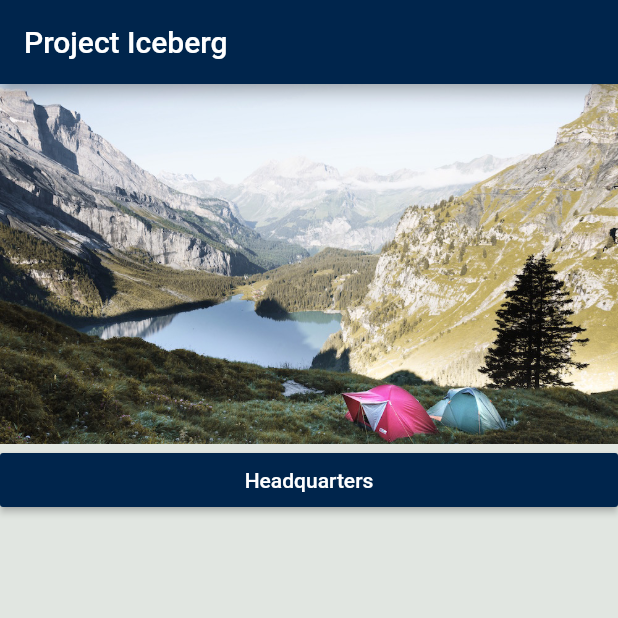
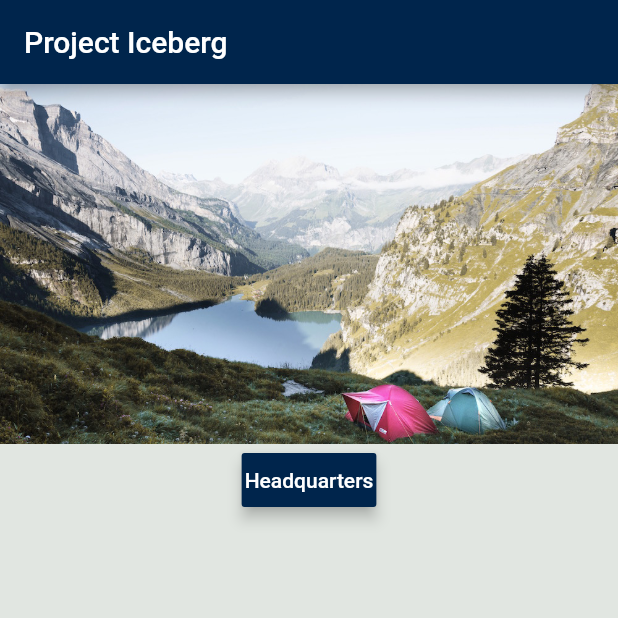
Before and after one commit to manl400/Flutter-Sandbox, a Flutter app: the screen it shows after launch, on a phone screen of 412 x 824 dp, the top half of it. Run offline on Flutter 3.47's test engine with Material 2 defaults, Android fonts, the phone set to English and light mode, and no system bars; our stand-ins replace share.

Commit message:
Setup Theme. Created standalone ImageHeaderWidget.

```diff
--- a/flutter_sandbox/lib/main.dart
+++ b/flutter_sandbox/lib/main.dart
@@ -1,19 +1,19 @@
 import 'package:flutter/material.dart';
 import 'screens/HomePage/index.dart';
+import 'util/theme.dart' as Theme;
 
 void main() {
   runApp(MyApp());
 }
 
 // Colors
-// Color.fromRGBO(0, 37, 76, 1.0) >= Blue
 // Color.fromRGBO(122, 132, 135, 1.0) = Silver
-// Color.fromRGBO(235, 0, 36, 1.0) = Red
 class MyApp extends StatelessWidget {
   @override
   Widget build(BuildContext context) {
     return MaterialApp(
       title: 'Flutter Sandbox',
+      theme: Theme.mainTheme,
       home: new HomePage(),
     );
   }
--- a/flutter_sandbox/lib/screens/HomePage/index.dart
+++ b/flutter_sandbox/lib/screens/HomePage/index.dart
@@ -1,6 +1,7 @@
 import 'package:flutter/material.dart';
 import '../../widgets/appBar/index.dart';
 import '../../widgets/raisedButton/index.dart';
+import '../../widgets/imageHeader/index.dart';
 
 class HomePage extends StatelessWidget{
   @override
@@ -9,15 +10,15 @@ class HomePage extends StatelessWidget{
       appBar: AppBarWidget(),
       body: ListView(
         children: [
-          Image.asset(
-            'images/lake.jpg',
-            height: 240.0,
-            fit: BoxFit.cover,
-          ),
-          RaisedButtonWidget(),
+          ImageHeaderWidget(
+            imagePath: 'images/lake.jpg',
+            ),
+          Center(
+            child: RaisedButtonWidget(),
+          )
         ],
       ),
-      backgroundColor: Color.fromRGBO(225, 230, 225, 1.0),
+      backgroundColor: Theme.of(context).backgroundColor,
     );
   }
 }
--- a/flutter_sandbox/lib/screens/ItemDetailPage/widget/callButton/index.dart
+++ b/flutter_sandbox/lib/screens/ItemDetailPage/widget/callButton/index.dart
@@ -15,7 +15,7 @@ class _CallWidgetState extends State<CallWidget> {
         children: [
           IconButton(
               icon: Icon(Icons.call),
-              color: Color.fromRGBO(0, 37, 76, 1.0),
+              color: Theme.of(context).primaryColor,
               onPressed: () => UrlLauncher.launch(_telephoneNumber)
             ),
           Container(
@@ -25,7 +25,7 @@ class _CallWidgetState extends State<CallWidget> {
               style: TextStyle(
                 fontSize: 12.0,
                 fontWeight: FontWeight.w400,
-                color: Color.fromRGBO(0, 37, 76, 1.0),
+                color: Theme.of(context).primaryColor,
               ),
             ),
           ),
--- a/flutter_sandbox/lib/screens/ItemDetailPage/widget/favoriteButton/index.dart
+++ b/flutter_sandbox/lib/screens/ItemDetailPage/widget/favoriteButton/index.dart
@@ -31,7 +31,7 @@ class _FavoriteWidgetState extends State<FavoriteWidget> {
             icon: (_isFavorited
                 ? Icon(Icons.star)
                 : Icon(Icons.star_border)),
-            color: Colors.red[500],
+            color: Theme.of(context).accentColor,
             onPressed: _toggleFavorite,
           ),
         ),
--- a/flutter_sandbox/lib/screens/ItemDetailPage/widget/routeButton/index.dart
+++ b/flutter_sandbox/lib/screens/ItemDetailPage/widget/routeButton/index.dart
@@ -15,7 +15,7 @@ class _RouteWidgetState extends State<RouteWidget> {
         children: [
           IconButton(
               icon: Icon(Icons.near_me),
-              color: Color.fromRGBO(0, 37, 76, 1.0),
+              color: Theme.of(context).primaryColor,
               onPressed: () => UrlLauncher.launch(_address)
             ),
           Container(
@@ -25,7 +25,7 @@ class _RouteWidgetState extends State<RouteWidget> {
               style: TextStyle(
                 fontSize: 12.0,
                 fontWeight: FontWeight.w400,
-                color: Color.fromRGBO(0, 37, 76, 1.0),
+                color: Theme.of(context).primaryColor,
               ),
             ),
           ),
--- a/flutter_sandbox/lib/screens/ItemDetailPage/widget/shareButton/index.dart
+++ b/flutter_sandbox/lib/screens/ItemDetailPage/widget/shareButton/index.dart
@@ -20,7 +20,7 @@ class _ShareWidgetState extends State<ShareWidget> {
         children: [
           IconButton(
               icon: Icon(Icons.share),
-              color: Color.fromRGBO(0, 37, 76, 1.0),
+              color: Theme.of(context).primaryColor,
               onPressed: () => Share.share(_shareMessage)
             ),
           Container(
@@ -30,7 +30,7 @@ class _ShareWidgetState extends State<ShareWidget> {
               style: TextStyle(
                 fontSize: 12.0,
                 fontWeight: FontWeight.w400,
-                color: Color.fromRGBO(0, 37, 76, 1.0),
+                color: Theme.of(context).primaryColor,
               ),
             ),
           ),
--- /dev/null
+++ b/flutter_sandbox/lib/util/theme.dart
@@ -0,0 +1,7 @@
+import 'package:flutter/material.dart';
+
+final ThemeData mainTheme = new ThemeData(
+  primaryColor: Color.fromRGBO(0, 37, 76, 1.0), //Blue
+  accentColor: Color.fromRGBO(235, 0, 36, 1.0), //Red
+  backgroundColor: Color.fromRGBO(225, 230, 225, 1.0), //LightGrey
+);
--- a/flutter_sandbox/lib/widgets/appBar/index.dart
+++ b/flutter_sandbox/lib/widgets/appBar/index.dart
@@ -4,7 +4,7 @@ class AppBarWidget extends StatelessWidget implements PreferredSizeWidget{
   Widget build(BuildContext context) {
     return new AppBar(
         title: Text('Project Iceberg'),
-        backgroundColor: Color.fromRGBO(0, 37, 76, 1.0),
+        backgroundColor: Theme.of(context).primaryColor,
       );
   }
   Size get preferredSize => new Size.fromHeight(kToolbarHeight);
--- /dev/null
+++ b/flutter_sandbox/lib/widgets/imageHeader/index.dart
@@ -0,0 +1,15 @@
+import 'package:flutter/material.dart';
+
+class ImageHeaderWidget extends StatelessWidget{
+  final String imagePath;
+
+  const ImageHeaderWidget({Key key, this.imagePath}): super(key: key);
+
+  Widget build(BuildContext context){
+    return Image.asset(
+            imagePath,
+            height: 240.0,
+            fit: BoxFit.cover,
+    );
+  }
+}
--- a/flutter_sandbox/lib/widgets/raisedButton/index.dart
+++ b/flutter_sandbox/lib/widgets/raisedButton/index.dart
@@ -11,9 +11,10 @@ class _RaisedButtonWidgetState extends State<RaisedButtonWidget> {
 
   Widget build(BuildContext context) {
     return RaisedButton (
-      padding: const EdgeInsets.all(8.0),
+      elevation: 4.0,
+      padding: const EdgeInsets.only(left: 2.0, right: 2.0),
       textColor: Colors.white,
-      color: Color.fromRGBO(0, 37, 76, 1.0),
+      color: Theme.of(context).primaryColor,
       onPressed: () {
         Navigator.push(
           context,
```
Also changed, not shown: flutter_sandbox/lib/screens/ItemDetailPage/index.dart (+4 -5 lines).
